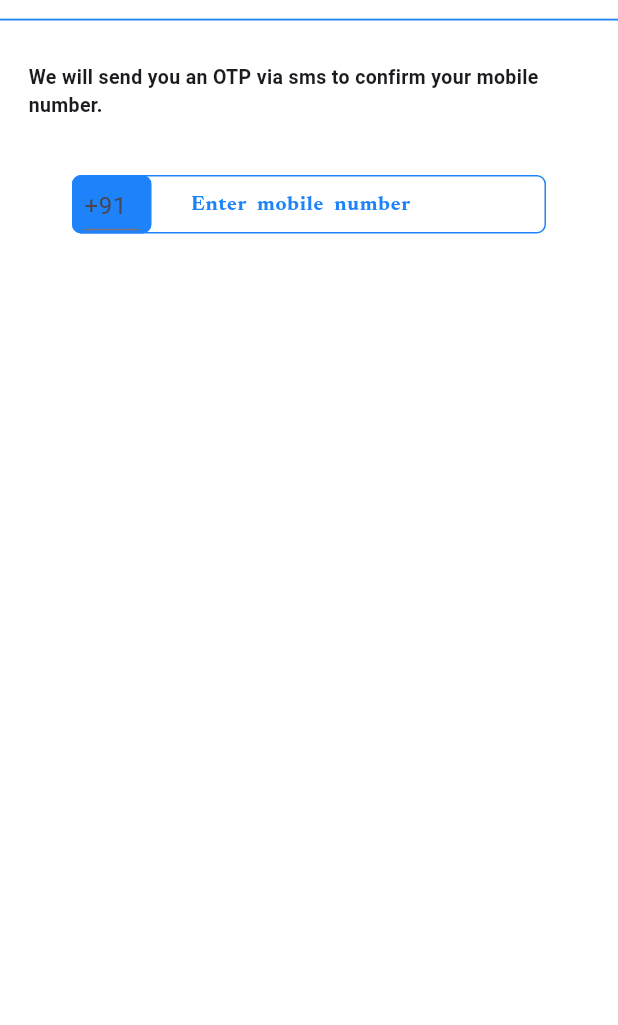
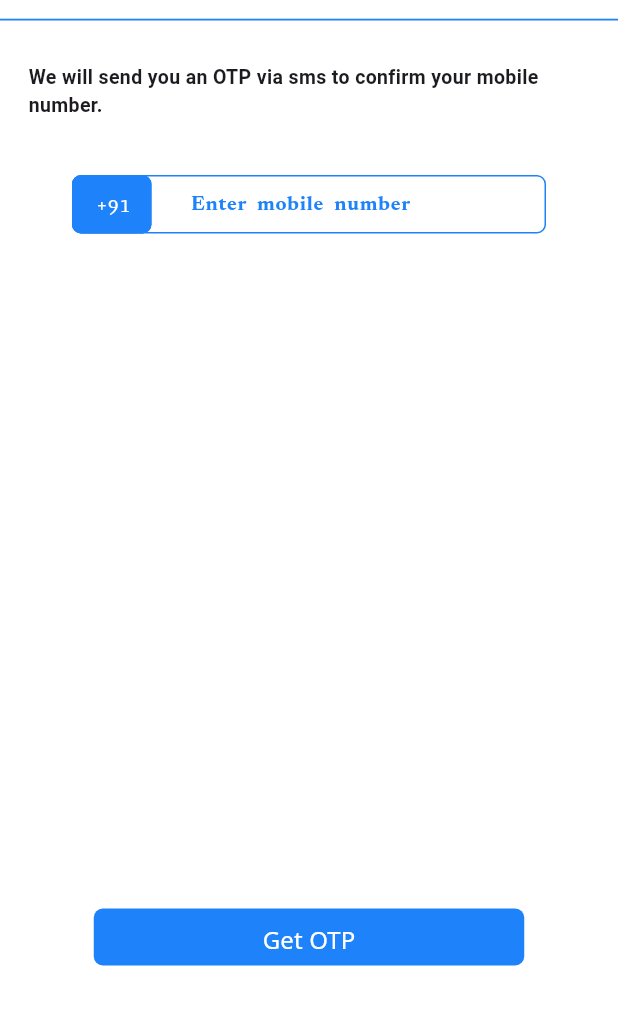
Before and after one commit to wizardAURA/Birla_white_Application, a Flutter app: the ForgotPasswordPage screen opened directly, on a phone screen of 412 x 824 dp, the part 65-1090 px from its top. Run offline on Flutter 3.47's test engine with Material 3 defaults, Android fonts, the phone set to English and light mode, and no system bars; our stand-ins replace flutter_inset_box_shadow; Roboto replaces fonts that are missing (nani).

Commit message:
Internship project for Birla White with kabir

```diff
--- a/lib/ForgotPasswordPage.dart
+++ b/lib/ForgotPasswordPage.dart
@@ -1,7 +1,8 @@
 
 
 import 'package:flutter/material.dart';
-
+import 'package:flutter/services.dart';
+import 'package:untitled4/OTP_page.dart';
 
 class ForgotPasswordPage extends StatelessWidget {
   const ForgotPasswordPage({super.key});
@@ -47,15 +48,23 @@ class ForgotPasswordPage extends StatelessWidget {
               padding: const EdgeInsets.all(30),
               child: Stack(
                 children: [
-                  Container(
-                    height: 39,
-                    width: 53,
-                    decoration: BoxDecoration(borderRadius: BorderRadius.circular(6),
-                    color: Color.fromRGBO(30, 131, 250, 1)),
-                  ),
+                  // Container(
+                  //   height: 39,
+                  //   width: 53,
+                  //   decoration: BoxDecoration(borderRadius: BorderRadius.circular(6),
+                  //   color: const Color.fromRGBO(30, 131, 250, 1)),
+                  // ),
                   Container(
                     child: SizedBox(height: 39,width: 316,
                       child: TextField(
+                        keyboardType: TextInputType.number,
+                        inputFormatters: <TextInputFormatter> [
+                          LengthLimitingTextInputFormatter(10),
+                          FilteringTextInputFormatter.allow(RegExp(r'[0-9]'),
+                          ),
+                          FilteringTextInputFormatter.digitsOnly
+
+                        ],
 
                         style: const TextStyle(
                           color: Color.fromRGBO(30, 131, 250, 1),
@@ -74,7 +83,7 @@ class ForgotPasswordPage extends StatelessWidget {
                           ),
                           enabledBorder: OutlineInputBorder(
                             borderRadius: BorderRadius.circular(6.0),
-                            borderSide: const BorderSide(color: Color.fromRGBO(30, 131, 250, 1)),
+                              borderSide: const BorderSide(color: Color.fromRGBO(30, 131, 250, 1)),
                           ),
                           focusedBorder: OutlineInputBorder(
                             borderRadius: BorderRadius.circular(6),
@@ -88,11 +97,38 @@ class ForgotPasswordPage extends StatelessWidget {
                     ),
                   ),
                   Container(
-                    child: SizedBox(height: 39, width: 45,
+                    child:  SizedBox(height:39, width: 53 ,
                       child: Padding(
-                        padding: const EdgeInsets.fromLTRB(8, 0, 0, 2.1),
+                        padding: const EdgeInsets.fromLTRB(0, 0, 0, 0),
                         child: TextField(
-                          decoration: InputDecoration(hintText: '+91'),
+                          keyboardType: TextInputType.number,
+                          inputFormatters: <TextInputFormatter> [
+                            LengthLimitingTextInputFormatter(2),
+                            FilteringTextInputFormatter.allow(RegExp(r'[0-9]'),
+                            ),
+                            FilteringTextInputFormatter.digitsOnly
+
+                          ],
+                          decoration: InputDecoration(hintText: '+91',
+                            contentPadding: const EdgeInsets.fromLTRB(12, 0, 0, 0),
+                            hintStyle:const TextStyle(
+                              fontFamily: 'mate',
+
+                              color: Colors.white,
+                              fontSize: 14,
+                            ),
+                            enabledBorder: OutlineInputBorder(
+                              borderRadius: BorderRadius.circular(6.0),
+                              borderSide: const BorderSide(color: Color.fromRGBO(30, 131, 250, 1)),
+                            ),
+                            focusedBorder: OutlineInputBorder(
+                              borderRadius: BorderRadius.circular(6),
+                              borderSide: const BorderSide(color: Colors.black),
+                            ),
+                            fillColor: Color.fromRGBO(30, 131, 250, 1),
+                            filled: true,
+                          ),
+
                         ),
                       ),
                     ),
@@ -100,7 +136,35 @@ class ForgotPasswordPage extends StatelessWidget {
 
                 ],
               ),
-            )
+            ),
+            Padding(
+              padding: const EdgeInsets.fromLTRB(0, 420, 0, 0),
+              child: SizedBox(
+                height: 38,width: 287,
+                child: Padding(
+                  padding: const EdgeInsets.fromLTRB(0, 0, 0, 0),
+                  child: TextButton(
+                    child: const Text(
+                      'Get OTP',
+                      style: TextStyle(
+                        fontFamily: 'music',
+                        fontSize: 16,
+
+                        color: Colors.white,
+                      ),
+
+                    ),
+
+                    style: TextButton.styleFrom(
+                      backgroundColor: Color.fromRGBO(30, 131, 250, 1),
+                      shape: RoundedRectangleBorder(
+                        borderRadius: BorderRadius.circular(6)
+                      )
+                    ), onPressed: () { Navigator.push(context, MaterialPageRoute(builder: (context)=> const OTPpage()),); },
+                  ),
+                ),
+              ),
+            ),
           ],
         )),
 
--- a/pubspec.yaml
+++ b/pubspec.yaml
@@ -98,6 +98,9 @@ flutter:
      - family: news
        fonts:
          - asset: fonts/Newsreader-VariableFont_opsz,wght.ttf
+     - family: mate
+       fonts:
+         - asset: fonts/Mate-Regular.ttf
   #       - asset: fonts/TrajanPro_Bold.ttf
   #         weight: 700
   #
```
Also changed, not shown: lib/OTP_page.dart (added, +424 -0 lines), fonts/Mate-Regular.ttf (added).
